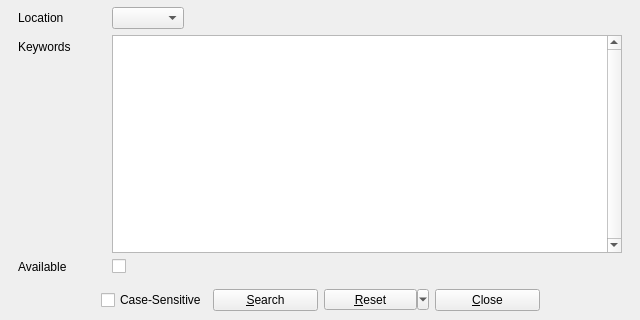
This is UI/allinfo.ui in textbrowser/biblioteq as Qt 5 draws it before an edit; both pictures show x 0 to 640 and y 685 to 1005 of the 640 by 1005 pixel window. The edited form follows.
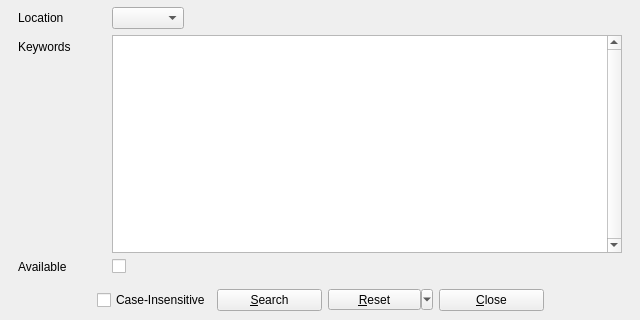
This is the edited form. Icons and pictures are not drawn.

Commit message: Case insensitive search.

What changed in the file:
```diff
--- a/UI/allinfo.ui
+++ b/UI/allinfo.ui
@@ -342,7 +342,7 @@
       <item>
        <widget class="QCheckBox" name="casesensitive">
         <property name="text">
-         <string>Case-Sensitive</string>
+         <string>Case-Insensitive</string>
         </property>
        </widget>
       </item>
```
Left out of the diff: 8 changed lines with no effect on the pictures. The commit also changes 3 other files.
